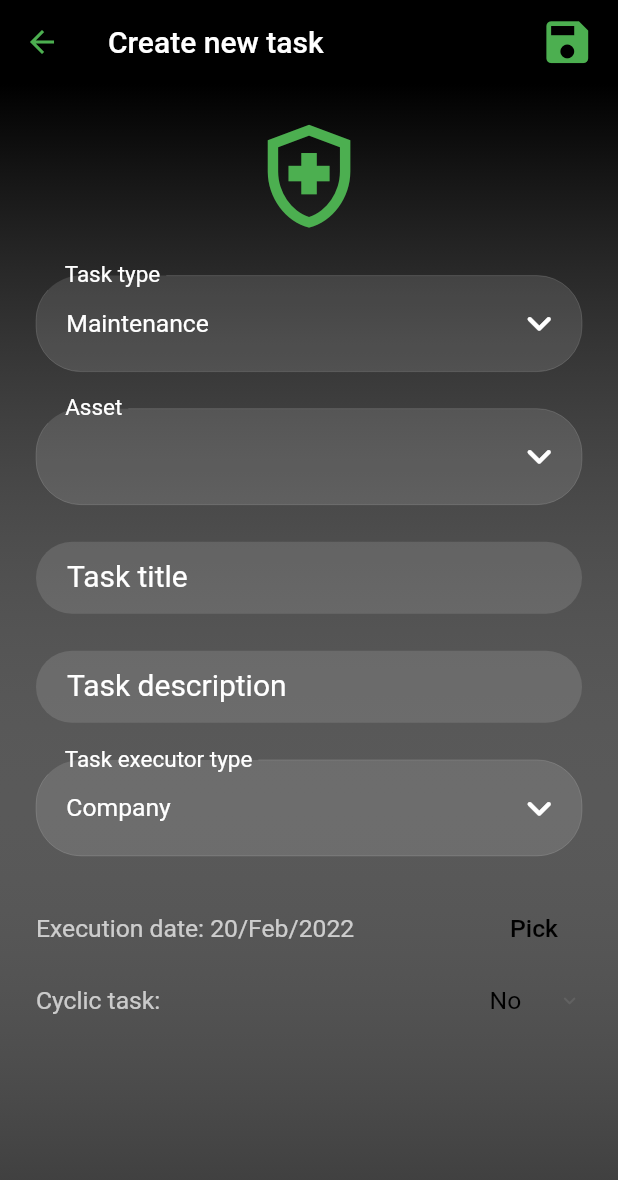
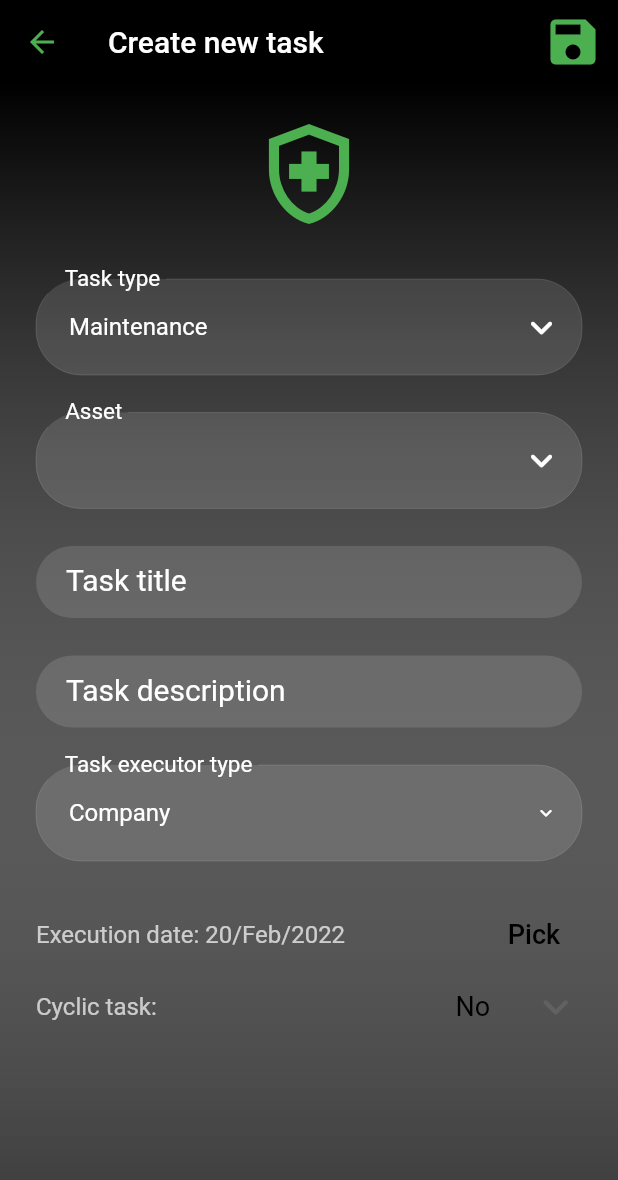
Before and after one commit to s17476/under_control_flutter, a Flutter app: the AddTaskScreen screen opened by its route, on a phone screen of 412 x 824 dp. Shown: the top 1180 px of the screen. Run offline on Flutter 3.47's test engine with Material 2 defaults, Android fonts, the phone set to English and light mode, and no system bars; our stand-ins replace cloud_firestore, firebase_auth, firebase_core, firebase_storage, fl_chart, image_picker and 1 more; missing offline and left inert: flutter_picker; accounts and stored records are empty.

Commit message:
responsive layout fix

```diff
--- a/lib/screens/inspection/add_inspection_screen.dart
+++ b/lib/screens/inspection/add_inspection_screen.dart
@@ -188,6 +188,7 @@ class _AddInspectionScreenState extends State<AddInspectionScreen>
 
   @override
   Widget build(BuildContext context) {
+    SizeConfig.init(context);
     // set shown date
     String choosenDate;
     _inspectionDate ??= DateTime.now();
--- a/lib/screens/tasks/add_task_screen.dart
+++ b/lib/screens/tasks/add_task_screen.dart
@@ -1,6 +1,7 @@
 import 'package:flutter/material.dart';
 import 'package:provider/provider.dart';
 import 'package:under_control_flutter/helpers/date_calc.dart';
+import 'package:under_control_flutter/helpers/responsive_size.dart';
 import 'package:under_control_flutter/helpers/size_config.dart';
 import 'package:intl/intl.dart';
 import 'package:under_control_flutter/models/app_user.dart';
@@ -22,7 +23,7 @@ class AddTaskScreen extends StatefulWidget {
 }
 
 class _AddTaskScreenState extends State<AddTaskScreen>
-    with SingleTickerProviderStateMixin {
+    with SingleTickerProviderStateMixin, ResponsiveSize {
   final _formKey = GlobalKey<FormState>();
 
   String? parameter;
@@ -101,7 +102,7 @@ class _AddTaskScreenState extends State<AddTaskScreen>
   }
 
 // add new task
-  Future<Item?> _addNewTask() async {
+  Future<void> _addNewTask() async {
     if (_formKey.currentState != null) {
       // validate user input
       bool isValid = _formKey.currentState!.validate();
@@ -245,6 +246,7 @@ class _AddTaskScreenState extends State<AddTaskScreen>
 
   @override
   Widget build(BuildContext context) {
+    SizeConfig.init(context);
     allAssets = Provider.of<ItemProvider>(context).items;
     allAssets.insert(
       0,
@@ -281,19 +283,19 @@ class _AddTaskScreenState extends State<AddTaskScreen>
         actions: [
           IconButton(
             onPressed: _addNewTask,
-            icon: Icon(
+            icon: const Icon(
               Icons.save,
-              size: SizeConfig.blockSizeHorizontal * 9,
+              size: 40,
             ),
           ),
-          SizedBox(
-            width: SizeConfig.blockSizeHorizontal * 3,
+          const SizedBox(
+            width: 10,
           ),
         ],
       ),
       body: Container(
-        width: SizeConfig.blockSizeHorizontal * 100,
-        height: SizeConfig.blockSizeVertical * 110,
+        width: responsiveSizePct(small: 100),
+        height: responsiveSizeVerticalPct(small: 110),
         decoration: const BoxDecoration(
           gradient: LinearGradient(
             begin: Alignment.topCenter,
@@ -309,7 +311,7 @@ class _AddTaskScreenState extends State<AddTaskScreen>
             padding: EdgeInsets.only(
               left: 24,
               right: 24,
-              top: SizeConfig.blockSizeHorizontal * 5,
+              top: responsiveSizePx(small: 20, medium: 30),
             ),
             duration: const Duration(milliseconds: 400),
             curve: Curves.easeInOut,
@@ -323,11 +325,11 @@ class _AddTaskScreenState extends State<AddTaskScreen>
                       // Icon depends on choosen task type
                       Icon(
                         eventIcons[dropdownItems.indexOf(dropdownValue)],
-                        size: SizeConfig.blockSizeHorizontal * 20,
+                        size: responsiveSizePx(small: 80, medium: 150),
                         color: darkTheme[dropdownItems.indexOf(dropdownValue)],
                       ),
                       SizedBox(
-                        height: SizeConfig.blockSizeVertical * 3,
+                        height: responsiveSizePx(small: 30, medium: 40),
                       ),
 
                       // Type dropdown
@@ -335,7 +337,7 @@ class _AddTaskScreenState extends State<AddTaskScreen>
                         icon: Icon(
                           Icons.keyboard_arrow_down_rounded,
                           color: Theme.of(context).primaryIconTheme.color,
-                          size: SizeConfig.blockSizeHorizontal * 8,
+                          size: 30,
                         ),
                         alignment: AlignmentDirectional.centerStart,
                         decoration: InputDecoration(
@@ -372,13 +374,13 @@ class _AddTaskScreenState extends State<AddTaskScreen>
                           return DropdownMenuItem<String>(
                             value: value,
                             child: Padding(
-                              padding: EdgeInsets.only(
-                                left: SizeConfig.blockSizeHorizontal * 2,
+                              padding: const EdgeInsets.only(
+                                left: 10,
                               ),
                               child: Text(
                                 value,
-                                style: TextStyle(
-                                  fontSize: SizeConfig.blockSizeHorizontal * 4,
+                                style: const TextStyle(
+                                  fontSize: 16,
                                 ),
                               ),
                             ),
@@ -386,7 +388,7 @@ class _AddTaskScreenState extends State<AddTaskScreen>
                         }).toList(),
                       ),
                       SizedBox(
-                        height: SizeConfig.blockSizeVertical * 3,
+                        height: responsiveSizePx(small: 25, medium: 35),
                       ),
 
                       // Asset dropdown
@@ -395,7 +397,7 @@ class _AddTaskScreenState extends State<AddTaskScreen>
                         icon: Icon(
                           Icons.keyboard_arrow_down_rounded,
                           color: Theme.of(context).primaryIconTheme.color,
-                          size: SizeConfig.blockSizeHorizontal * 8,
+                          size: 30,
                         ),
                         alignment: AlignmentDirectional.centerStart,
                         decoration: InputDecoration(
@@ -441,14 +443,14 @@ class _AddTaskScreenState extends State<AddTaskScreen>
                           return DropdownMenuItem<String>(
                             value: '${item.itemId}',
                             child: Padding(
-                              padding: EdgeInsets.only(
-                                left: SizeConfig.blockSizeHorizontal * 2,
+                              padding: const EdgeInsets.only(
+                                left: 10,
                               ),
                               child: Text(
                                 '${item.producer} ${item.model} ${item.internalId}',
                                 overflow: TextOverflow.ellipsis,
-                                style: TextStyle(
-                                  fontSize: SizeConfig.blockSizeHorizontal * 4,
+                                style: const TextStyle(
+                                  fontSize: 16,
                                 ),
                               ),
                             ),
@@ -456,7 +458,7 @@ class _AddTaskScreenState extends State<AddTaskScreen>
                         }).toList(),
                       ),
                       SizedBox(
-                        height: SizeConfig.blockSizeVertical * 3,
+                        height: responsiveSizePx(small: 25, medium: 35),
                       ),
 
                       // title
@@ -473,9 +475,9 @@ class _AddTaskScreenState extends State<AddTaskScreen>
                                 Theme.of(context).appBarTheme.foregroundColor,
                             fontSize: 20,
                           ),
-                          contentPadding: EdgeInsets.symmetric(
-                            vertical: SizeConfig.blockSizeHorizontal * 1,
-                            horizontal: SizeConfig.blockSizeHorizontal * 5,
+                          contentPadding: const EdgeInsets.symmetric(
+                            vertical: 4,
+                            horizontal: 20,
                           ),
                           border: OutlineInputBorder(
                             borderRadius: BorderRadius.circular(30),
@@ -495,7 +497,7 @@ class _AddTaskScreenState extends State<AddTaskScreen>
                         },
                       ),
                       SizedBox(
-                        height: SizeConfig.blockSizeVertical * 3,
+                        height: responsiveSizePx(small: 25, medium: 35),
                       ),
 
                       // task descryption
@@ -512,9 +514,9 @@ class _AddTaskScreenState extends State<AddTaskScreen>
                                 Theme.of(context).appBarTheme.foregroundColor,
                             fontSize: 20,
                           ),
-                          contentPadding: EdgeInsets.symmetric(
-                            vertical: SizeConfig.blockSizeHorizontal * 1,
-                            horizontal: SizeConfig.blockSizeHorizontal * 5,
+                          contentPadding: const EdgeInsets.symmetric(
+                            vertical: 4,
+                            horizontal: 20,
                           ),
                           border: OutlineInputBorder(
                             borderRadius: BorderRadius.circular(30),
@@ -531,7 +533,7 @@ class _AddTaskScreenState extends State<AddTaskScreen>
                         },
                       ),
                       SizedBox(
-                        height: SizeConfig.blockSizeVertical * 3,
+                        height: responsiveSizePx(small: 25, medium: 35),
                       ),
 
                       // Task executor type dropdown
@@ -539,7 +541,7 @@ class _AddTaskScreenState extends State<AddTaskScreen>
                         icon: Icon(
                           Icons.keyboard_arrow_down_rounded,
                           color: Theme.of(context).primaryIconTheme.color,
-                          size: SizeConfig.blockSizeHorizontal * 8,
+                          size: 16,
                         ),
                         alignment: AlignmentDirectional.centerStart,
                         decoration: InputDecoration(
@@ -574,14 +576,14 @@ class _AddTaskScreenState extends State<AddTaskScreen>
                           return DropdownMenuItem<String>(
                             value: executorType,
                             child: Padding(
-                              padding: EdgeInsets.only(
-                                left: SizeConfig.blockSizeHorizontal * 2,
+                              padding: const EdgeInsets.only(
+                                left: 10,
                               ),
                               child: Text(
                                 executorType,
                                 overflow: TextOverflow.ellipsis,
-                                style: TextStyle(
-                                  fontSize: SizeConfig.blockSizeHorizontal * 4,
+                                style: const TextStyle(
+                                  fontSize: 16,
                                 ),
                               ),
                             ),
@@ -589,7 +591,7 @@ class _AddTaskScreenState extends State<AddTaskScreen>
                         }).toList(),
                       ),
                       SizedBox(
-                        height: SizeConfig.blockSizeVertical * 3,
+                        height: responsiveSizePx(small: 25, medium: 35),
                       ),
 
                       // Task executor dropdown
@@ -598,7 +600,7 @@ class _AddTaskScreenState extends State<AddTaskScreen>
                           icon: Icon(
                             Icons.keyboard_arrow_down_rounded,
                             color: Theme.of(context).primaryIconTheme.color,
-                            size: SizeConfig.blockSizeHorizontal * 8,
+                            size: 35,
                           ),
                           alignment: AlignmentDirectional.centerStart,
                           decoration: InputDecoration(
@@ -641,15 +643,14 @@ class _AddTaskScreenState extends State<AddTaskScreen>
                             return DropdownMenuItem<String>(
                               value: user!.userId,
                               child: Padding(
-                                padding: EdgeInsets.only(
-                                  left: SizeConfig.blockSizeHorizontal * 2,
+                                padding: const EdgeInsets.only(
+                                  left: 10,
                                 ),
                                 child: Text(
                                   user.userName,
                                   overflow: TextOverflow.ellipsis,
-                                  style: TextStyle(
-                                    fontSize:
-                                        SizeConfig.blockSizeHorizontal * 4,
+                                  style: const TextStyle(
+                                    fontSize: 16,
                                   ),
                                 ),
                               ),
@@ -666,14 +667,16 @@ class _AddTaskScreenState extends State<AddTaskScreen>
                               choosenCompanyName!,
                               textAlign: TextAlign.center,
                               style: TextStyle(
-                                fontSize: SizeConfig.blockSizeHorizontal * 4,
+                                fontSize: 16,
                                 color: Theme.of(context)
                                     .textTheme
                                     .headline6!
                                     .color,
                               ),
                             ),
-                            SizedBox(width: SizeConfig.blockSizeHorizontal * 3),
+                            SizedBox(
+                              width: responsiveSizePx(small: 25, medium: 35),
+                            ),
                             TextButton(
                               onPressed: () {
                                 Navigator.of(context)
@@ -689,10 +692,10 @@ class _AddTaskScreenState extends State<AddTaskScreen>
                                   }
                                 });
                               },
-                              child: Text(
+                              child: const Text(
                                 'Pick a company',
                                 style: TextStyle(
-                                  fontSize: SizeConfig.blockSizeHorizontal * 4,
+                                  fontSize: 16,
                                   color: Colors.black,
                                 ),
                               ),
@@ -707,12 +710,14 @@ class _AddTaskScreenState extends State<AddTaskScreen>
                             choosenDate,
                             textAlign: TextAlign.center,
                             style: TextStyle(
-                              fontSize: SizeConfig.blockSizeHorizontal * 4,
+                              fontSize: 16,
                               color:
                                   Theme.of(context).textTheme.headline6!.color,
                             ),
                           ),
-                          SizedBox(width: SizeConfig.blockSizeHorizontal * 3),
+                          SizedBox(
+                            width: responsiveSizePx(small: 25, medium: 35),
+                          ),
                           TextButton(
                             onPressed: () {
                               FocusScope.of(context).requestFocus(FocusNode());
@@ -721,10 +726,10 @@ class _AddTaskScreenState extends State<AddTaskScreen>
                                     dropdownItems.indexOf(dropdownValue)]!,
                               );
                             },
-                            child: Text(
+                            child: const Text(
                               'Pick',
                               style: TextStyle(
-                                fontSize: SizeConfig.blockSizeHorizontal * 4,
+                                fontSize: 18,
                                 color: Colors.black,
                               ),
                             ),
@@ -739,7 +744,7 @@ class _AddTaskScreenState extends State<AddTaskScreen>
                           Text(
                             'Cyclic task:',
                             style: TextStyle(
-                              fontSize: SizeConfig.blockSizeHorizontal * 4,
+                              fontSize: 16,
                               color:
                                   Theme.of(context).textTheme.headline6!.color,
                             ),
@@ -748,12 +753,12 @@ class _AddTaskScreenState extends State<AddTaskScreen>
                             borderRadius: BorderRadius.circular(10),
                             value: _taskInterval,
                             icon: const Icon(Icons.keyboard_arrow_down_rounded),
-                            iconSize: SizeConfig.blockSizeHorizontal * 4,
+                            iconSize: 35,
                             alignment: Alignment.center,
                             elevation: 16,
-                            style: TextStyle(
+                            style: const TextStyle(
                               color: Colors.black,
-                              fontSize: SizeConfig.blockSizeHorizontal * 4,
+                              fontSize: 18,
                             ),
                             underline: Container(height: 0),
                             onChanged: (String? newValue) {
@@ -781,8 +786,8 @@ class _AddTaskScreenState extends State<AddTaskScreen>
                           ),
                         ],
                       ),
-                      SizedBox(
-                        height: SizeConfig.blockSizeVertical * 0.5,
+                      const SizedBox(
+                        height: 30,
                       ),
                     ],
                   ),
--- a/lib/screens/tasks/choose_shared_company_screen.dart
+++ b/lib/screens/tasks/choose_shared_company_screen.dart
@@ -36,7 +36,7 @@ class ChooseSharedCompanyScreen extends StatelessWidget {
                 'No',
                 style: TextStyle(
                   color: Theme.of(context).errorColor,
-                  fontSize: SizeConfig.blockSizeVertical * 2.5,
+                  fontSize: 18,
                 ),
               ),
             ),
@@ -44,10 +44,10 @@ class ChooseSharedCompanyScreen extends StatelessWidget {
               onPressed: () {
                 Navigator.of(context).pop(company);
               },
-              child: Text(
+              child: const Text(
                 'Yes',
                 style: TextStyle(
-                  fontSize: SizeConfig.blockSizeVertical * 2.5,
+                  fontSize: 18,
                 ),
               ),
             ),
--- a/lib/screens/tasks/task_details_screen.dart
+++ b/lib/screens/tasks/task_details_screen.dart
@@ -435,6 +435,7 @@ class _TaskDetailsScreenState extends State<TaskDetailsScreen>
 
   @override
   Widget build(BuildContext context) {
+    SizeConfig.init(context);
     // used to store task state before saving
     transferObjectTask ??= task.copyWith(date: DateTime.now());
 
```
Also changed, not shown: lib/screens/equipment/edit_equipment_screen.dart (+36 -37 lines).
